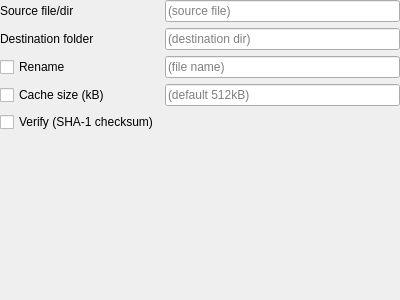
Qt form src/plugins/BufferedCopy/settingwidget.ui (karakirimu/AutoBatchTools) before a commit.
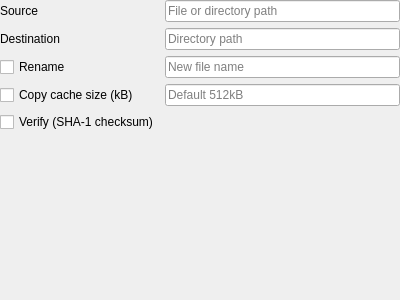
The same form after that commit.

What changed in the file:
```diff
--- a/src/plugins/BufferedCopy/settingwidget.ui
+++ b/src/plugins/BufferedCopy/settingwidget.ui
@@ -37,7 +37,7 @@
      <item row="1" column="0">
       <widget class="QLabel" name="labelDest">
        <property name="text">
-        <string>Destination folder</string>
+        <string>Destination</string>
        </property>
       </widget>
      </item>
@@ -51,14 +51,14 @@
      <item row="0" column="0">
       <widget class="QLabel" name="labelSource">
        <property name="text">
-        <string>Source file/dir</string>
+        <string>Source</string>
        </property>
       </widget>
      </item>
      <item row="2" column="1">
       <widget class="QLineEdit" name="lineEditRename">
        <property name="placeholderText">
-        <string>(file name)</string>
+        <string>New file name</string>
        </property>
       </widget>
      </item>
@@ -68,28 +68,28 @@
         <string/>
        </property>
        <property name="placeholderText">
-        <string>(source file)</string>
+        <string>File or directory path</string>
        </property>
       </widget>
      </item>
      <item row="1" column="1">
       <widget class="QLineEdit" name="lineEditDestination">
        <property name="placeholderText">
-        <string>(destination dir)</string>
+        <string>Directory path</string>
        </property>
       </widget>
      </item>
      <item row="3" column="0">
       <widget class="QCheckBox" name="checkBoxCache">
        <property name="text">
-        <string>Cache size (kB)</string>
+        <string>Copy cache size (kB)</string>
        </property>
       </widget>
      </item>
      <item row="3" column="1">
       <widget class="QLineEdit" name="lineEditCache">
        <property name="placeholderText">
-        <string>(default 512kB)</string>
+        <string>Default 512kB</string>
        </property>
       </widget>
      </item>
```
